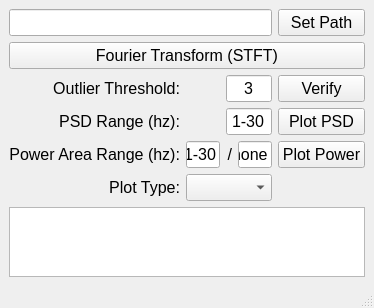
Old version of the form sakeplot.ui in the repository SAKEverse/sake-plot.
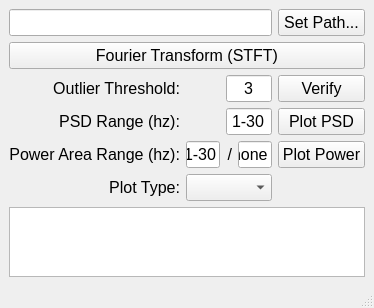
New version of the form.

What changed in the file:
```diff
--- a/sakeplot.ui
+++ b/sakeplot.ui
@@ -176,7 +176,7 @@
        </font>
       </property>
       <property name="text">
-       <string>Set Path</string>
+       <string>Set Path...</string>
       </property>
      </widget>
     </item>
```
Left out of the diff: 8 changed lines with no effect on the pictures.
